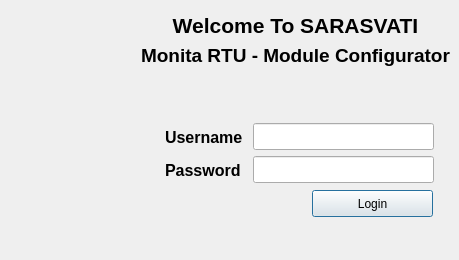
Above: view/loginform.ui from zenaki/RTU before the change. Below: the same form after it.
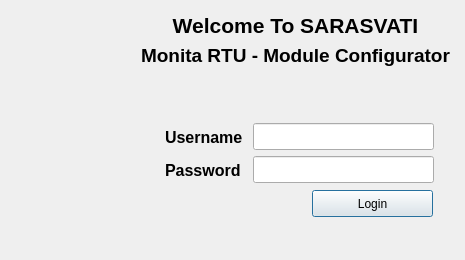
That is the form after the change. Icons and pictures are not drawn.

What changed in the file:
```diff
--- a/view/loginform.ui
+++ b/view/loginform.ui
@@ -6,19 +6,19 @@
    <rect>
     <x>0</x>
     <y>0</y>
-    <width>459</width>
+    <width>465</width>
     <height>260</height>
    </rect>
   </property>
   <property name="minimumSize">
    <size>
-    <width>459</width>
+    <width>465</width>
     <height>260</height>
    </size>
   </property>
   <property name="maximumSize">
    <size>
-    <width>459</width>
+    <width>465</width>
     <height>260</height>
    </size>
   </property>
@@ -155,9 +155,9 @@
   <widget class="QLabel" name="label_5">
    <property name="geometry">
     <rect>
-     <x>140</x>
+     <x>130</x>
      <y>40</y>
-     <width>311</width>
+     <width>331</width>
      <height>31</height>
     </rect>
    </property>
```
